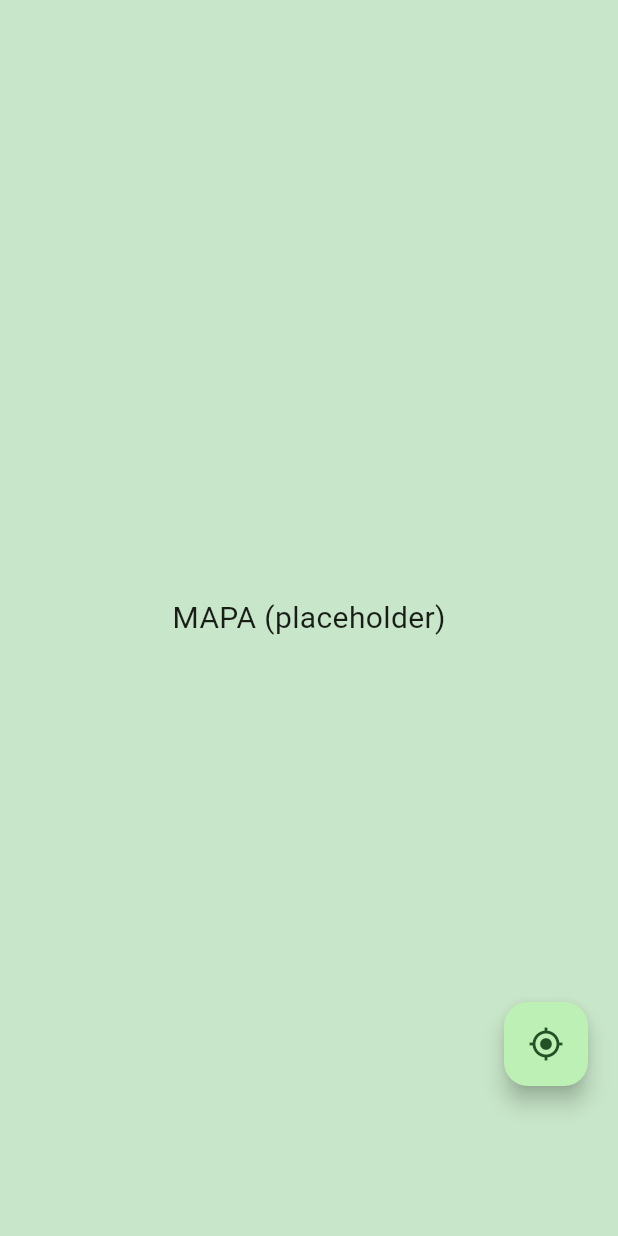
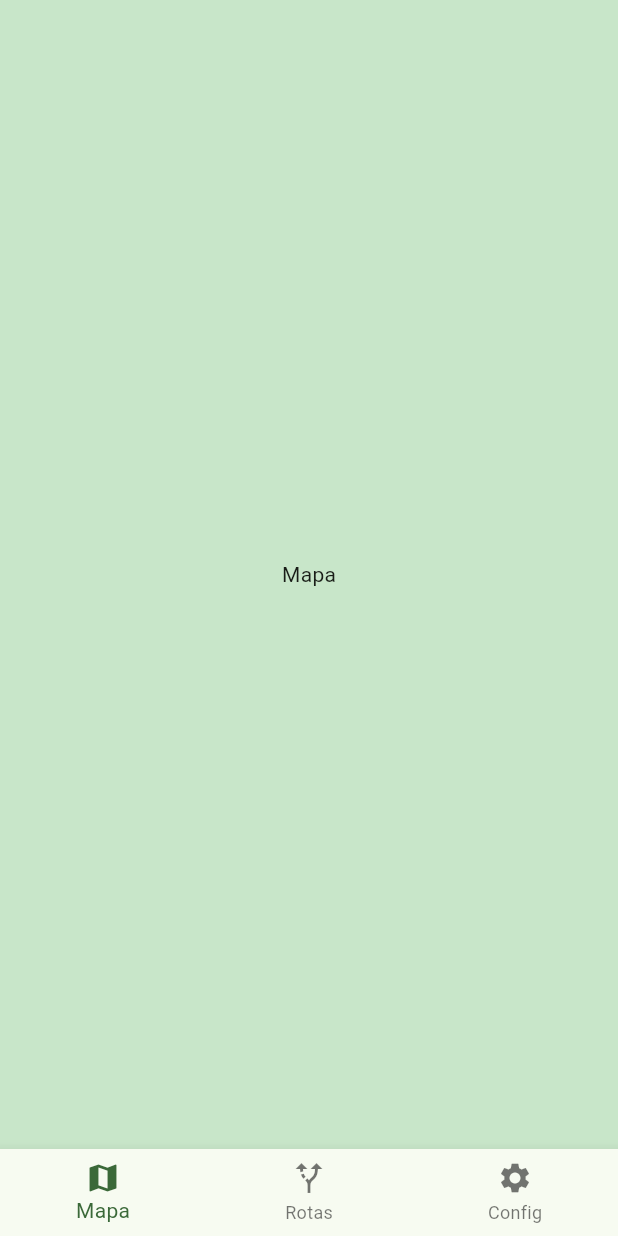
Before and after one commit to reinertbtw/CycloRoute, a Flutter app: the screen it shows after launch, on a phone screen of 412 x 824 dp. Run offline on Flutter 3.47's test engine with Material 3 defaults, Android fonts, the phone set to English and light mode, and no system bars.

Commit message:
feat: add bottom navigation bar with multi-page structure

```diff
--- a/lib/screens/map_screen.dart
+++ b/lib/screens/map_screen.dart
@@ -1,32 +1,48 @@
 import 'package:flutter/material.dart';
 
-class MapScreen extends StatelessWidget {
+class MapScreen extends StatefulWidget {
   const MapScreen({super.key});
+
+  @override
+  State<MapScreen> createState() => _MapScreenState();
+}
+
+class _MapScreenState extends State<MapScreen> {
+  int _selectedIndex = 0;
+
+  final List<Widget> _pages = [
+    Container(
+      color: Colors.green[100],
+      child: const Center(child: Text("Mapa")),
+    ),
+    Container(
+      color: Colors.blue[100],
+      child: const Center(child: Text("Rotas")),
+    ),
+    Container(
+      color: Colors.orange[100],
+      child: const Center(child: Text("Configurações")),
+    ),
+  ];
+
+  void _onItemTapped(int index) {
+    setState(() {
+      _selectedIndex = index;
+    });
+  }
 
   @override
   Widget build(BuildContext context) {
     return Scaffold(
-      body: Stack(
-        children: [
-          // 1. MAPA (placeholder full screen)
-          Container(
-            width: double.infinity,
-            height: double.infinity,
-            color: Colors.green[100],
-            child: const Center(
-              child: Text("MAPA (placeholder)", style: TextStyle(fontSize: 20)),
-            ),
-          ),
+      body: _pages[_selectedIndex],
 
-          // 2. Botão flutuante (GPS fake por enquanto)
-          Positioned(
-            bottom: 100,
-            right: 20,
-            child: FloatingActionButton(
-              onPressed: () {},
-              child: const Icon(Icons.my_location),
-            ),
-          ),
+      bottomNavigationBar: BottomNavigationBar(
+        currentIndex: _selectedIndex,
+        onTap: _onItemTapped,
+        items: const [
+          BottomNavigationBarItem(icon: Icon(Icons.map), label: "Mapa"),
+          BottomNavigationBarItem(icon: Icon(Icons.alt_route), label: "Rotas"),
+          BottomNavigationBarItem(icon: Icon(Icons.settings), label: "Config"),
         ],
       ),
     );
```
